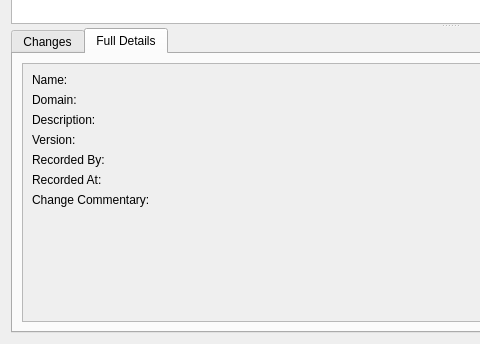
Qt form projects/ores.qt/ui/SubjectAreaHistoryDialog.ui (OreStudio/OreStudio) before a commit; both pictures show x 0 to 480 and y 256 to 600 of the 900 by 600 pixel window.
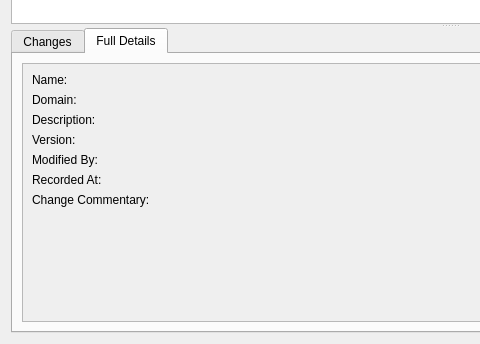
The same form after that commit. The open tabs and pages were chosen to show the change.

Commit message: [protocol] Fix audit trail metadata: rename recorded_by, remove from wire format

What changed in the file:
```diff
--- a/projects/ores.qt/ui/SubjectAreaHistoryDialog.ui
+++ b/projects/ores.qt/ui/SubjectAreaHistoryDialog.ui
@@ -153,7 +153,7 @@
                <item row="4" column="0">
                 <widget class="QLabel" name="recordedByLabel">
                  <property name="text">
-                  <string>Recorded By:</string>
+                  <string>Modified By:</string>
                  </property>
                 </widget>
                </item>
```
Left out of the diff: 4 changed lines with no effect on the pictures. The commit also changes 473 other files.
